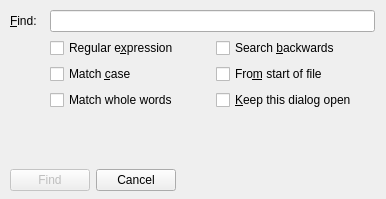
The window that finddialog.ui (altsan/qe-text-editor) describes before a commit, drawn with Qt 5.
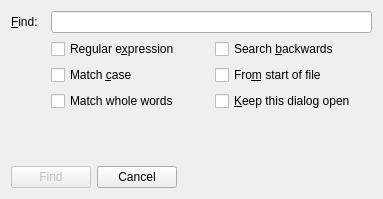
The same window after the commit.

The edit to the form file:
```diff
--- a/finddialog.ui
+++ b/finddialog.ui
@@ -9,7 +9,7 @@
    <rect>
     <x>0</x>
     <y>0</y>
-    <width>386</width>
+    <width>383</width>
     <height>199</height>
    </rect>
   </property>
@@ -19,15 +19,8 @@
   <property name="modal">
    <bool>false</bool>
   </property>
-  <widget class="QWidget" name="layoutWidget">
-   <property name="geometry">
-    <rect>
-     <x>10</x>
-     <y>10</y>
-     <width>365</width>
-     <height>181</height>
-    </rect>
-   </property>
+  <layout class="QVBoxLayout" name="verticalLayout_2">
+   <item>
    <layout class="QVBoxLayout" name="verticalLayout">
     <item>
      <layout class="QGridLayout" name="gridLayout_2">
@@ -159,7 +152,8 @@
      </layout>
     </item>
    </layout>
-  </widget>
+   </item>
+  </layout>
  </widget>
  <tabstops>
   <tabstop>findEdit</tabstop>
```
Lines whose indentation alone changed are shown as unchanged.
